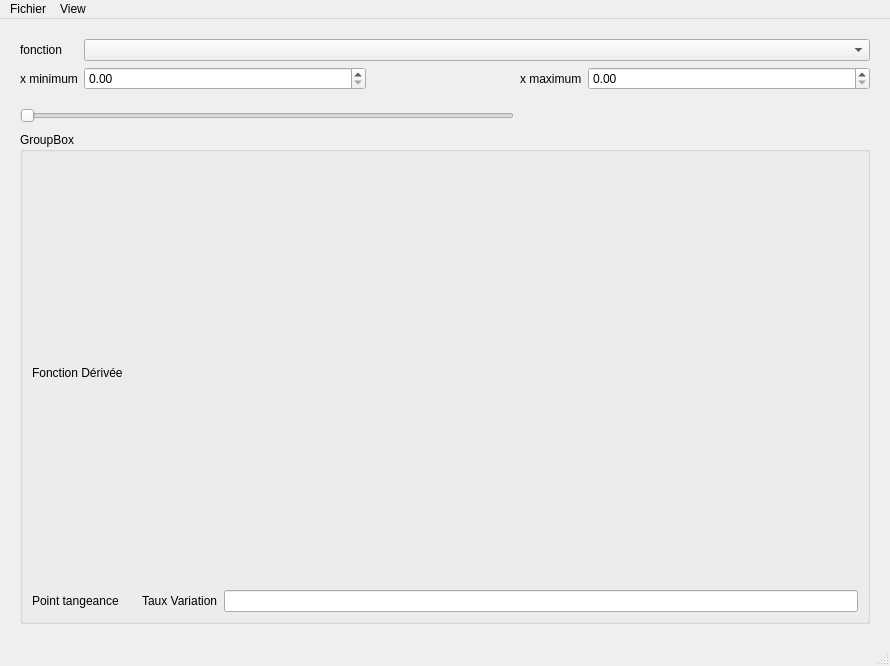
Above: ui/FonctionMainWindow.ui from MadoxT-M/TP2_MadoxTinocoMunoz before the change. Below: the same form after it.
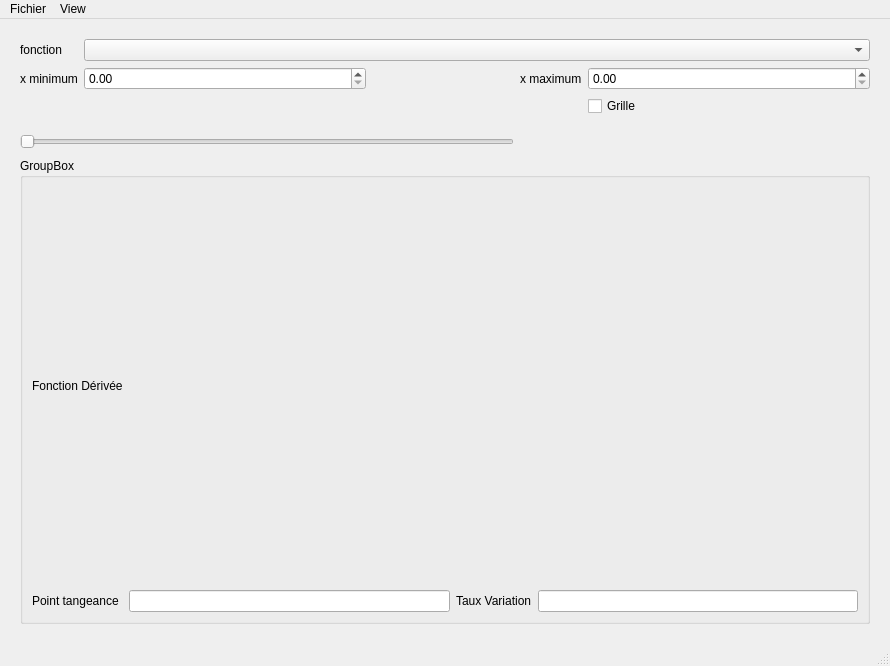
That is the form after the change.

Commit message: Ajout du fonctionnement du checkBox pour ajouter la grille

```diff
--- a/ui/FonctionMainWindow.ui
+++ b/ui/FonctionMainWindow.ui
@@ -28,47 +28,46 @@
      <number>20</number>
     </property>
     <item row="0" column="0">
-     <layout class="QGridLayout" name="gridLayout" rowstretch="0,0,10,0,0,0" columnstretch="0,2,1,0,2">
-      <item row="4" column="3">
-       <spacer name="horizontalSpacer_2">
-        <property name="orientation">
-         <enum>Qt::Orientation::Horizontal</enum>
+     <layout class="QGridLayout" name="gridLayout" rowstretch="0,0,10,0,0,0,0" columnstretch="0,2,1,0,2">
+      <item row="6" column="0" colspan="5">
+       <widget class="QGroupBox" name="groupBox">
+        <property name="title">
+         <string>GroupBox</string>
         </property>
-        <property name="sizeHint" stdset="0">
-         <size>
-          <width>40</width>
-          <height>20</height>
-         </size>
-        </property>
-       </spacer>
-      </item>
-      <item row="2" column="0">
-       <widget class="QLabel" name="xMinimumLabel">
-        <property name="text">
-         <string>x minimum</string>
-        </property>
+        <layout class="QGridLayout" name="gridLayout_3" rowstretch="0,0" columnstretch="0,0,0,0,0">
+         <item row="1" column="3">
+          <widget class="QLabel" name="tauxVariationLabel">
+           <property name="text">
+            <string>Taux Variation</string>
+           </property>
+          </widget>
+         </item>
+         <item row="1" column="0">
+          <widget class="QLabel" name="pointTangeanceLabel_3">
+           <property name="text">
+            <string>Point tangeance</string>
+           </property>
+          </widget>
+         </item>
+         <item row="0" column="0">
+          <widget class="QLabel" name="fonctionDeriveeLabel2">
+           <property name="text">
+            <string>Fonction Dérivée</string>
+           </property>
+          </widget>
+         </item>
+         <item row="1" column="4">
+          <widget class="QLineEdit" name="tauxVariationLineEdit"/>
+         </item>
+         <item row="1" column="1">
+          <widget class="QLineEdit" name="fonctionTangenceLineEdit"/>
+         </item>
+         <item row="0" column="1">
+          <widget class="QLabel" name="fonctionDeriveeLabel"/>
+         </item>
+        </layout>
        </widget>
       </item>
-      <item row="4" column="0" colspan="3">
-       <widget class="QSlider" name="tangeanteHorizontalSlider">
-        <property name="orientation">
-         <enum>Qt::Orientation::Horizontal</enum>
-        </property>
-       </widget>
-      </item>
-      <item row="2" column="2">
-       <spacer name="horizontalSpacer">
-        <property name="orientation">
-         <enum>Qt::Orientation::Horizontal</enum>
-        </property>
-        <property name="sizeHint" stdset="0">
-         <size>
-          <width>40</width>
-          <height>20</height>
-         </size>
-        </property>
-       </spacer>
-      </item>
       <item row="2" column="3">
        <widget class="QLabel" name="xMaximumLabel">
         <property name="text">
@@ -76,17 +75,7 @@
         </property>
        </widget>
       </item>
-      <item row="2" column="1">
-       <widget class="QDoubleSpinBox" name="xMinimumDoubleSpinBox"/>
-      </item>
-      <item row="1" column="0">
-       <widget class="QLabel" name="fonctionLabel">
-        <property name="text">
-         <string>fonction</string>
-        </property>
-       </widget>
-      </item>
-      <item row="3" column="0" colspan="5">
+      <item row="4" column="0" colspan="5">
        <layout class="QVBoxLayout" name="matplotlibVLayout">
         <property name="spacing">
          <number>12</number>
@@ -99,51 +88,69 @@
         </property>
        </layout>
       </item>
+      <item row="5" column="3">
+       <spacer name="horizontalSpacer_2">
+        <property name="orientation">
+         <enum>Qt::Orientation::Horizontal</enum>
+        </property>
+        <property name="sizeHint" stdset="0">
+         <size>
+          <width>40</width>
+          <height>20</height>
+         </size>
+        </property>
+       </spacer>
+      </item>
+      <item row="2" column="1">
+       <widget class="QDoubleSpinBox" name="xMinimumDoubleSpinBox"/>
+      </item>
+      <item row="1" column="0">
+       <widget class="QLabel" name="fonctionLabel">
+        <property name="text">
+         <string>fonction</string>
+        </property>
+       </widget>
+      </item>
+      <item row="2" column="0">
+       <widget class="QLabel" name="xMinimumLabel">
+        <property name="text">
+         <string>x minimum</string>
+        </property>
+       </widget>
+      </item>
       <item row="2" column="4">
        <widget class="QDoubleSpinBox" name="xMaximumDoubleSpinBox"/>
       </item>
-      <item row="5" column="0" colspan="5">
-       <widget class="QGroupBox" name="groupBox">
-        <property name="title">
-         <string>GroupBox</string>
+      <item row="2" column="2">
+       <spacer name="horizontalSpacer">
+        <property name="orientation">
+         <enum>Qt::Orientation::Horizontal</enum>
         </property>
-        <layout class="QGridLayout" name="gridLayout_3" rowstretch="0,0" columnstretch="0,0,0,0">
-         <item row="1" column="2">
-          <widget class="QLabel" name="tauxVariationLabel">
-           <property name="text">
-            <string>Taux Variation</string>
-           </property>
-          </widget>
-         </item>
-         <item row="1" column="1">
-          <widget class="QLabel" name="pointTangenceLabel2"/>
-         </item>
-         <item row="0" column="0">
-          <widget class="QLabel" name="fonctionDeriveeLabel2">
-           <property name="text">
-            <string>Fonction Dérivée</string>
-           </property>
-          </widget>
-         </item>
-         <item row="1" column="3">
-          <widget class="QLineEdit" name="tauxVariationLineEdit"/>
-         </item>
-         <item row="0" column="1">
-          <widget class="QLabel" name="fonctionDeriveeLabel"/>
-         </item>
-         <item row="1" column="0">
-          <widget class="QLabel" name="pointTangeanceLabel_3">
-           <property name="text">
-            <string>Point tangeance</string>
-           </property>
-          </widget>
-         </item>
-        </layout>
+        <property name="sizeHint" stdset="0">
+         <size>
+          <width>40</width>
+          <height>20</height>
+         </size>
+        </property>
+       </spacer>
+      </item>
+      <item row="5" column="0" colspan="3">
+       <widget class="QSlider" name="tangeanteHorizontalSlider">
+        <property name="orientation">
+         <enum>Qt::Orientation::Horizontal</enum>
+        </property>
        </widget>
       </item>
       <item row="1" column="1" colspan="4">
        <widget class="QComboBox" name="fonctionComboBox"/>
       </item>
+      <item row="3" column="4">
+       <widget class="QCheckBox" name="grilleCheckBox">
+        <property name="text">
+         <string>Grille</string>
+        </property>
+       </widget>
+      </item>
      </layout>
     </item>
    </layout>
```
The commit also changes 3 other files.
